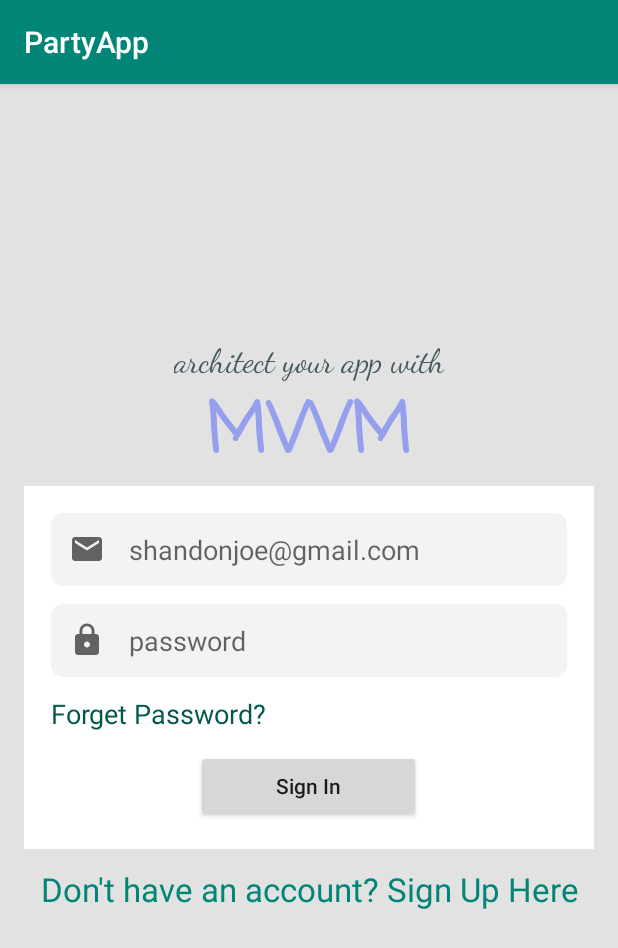
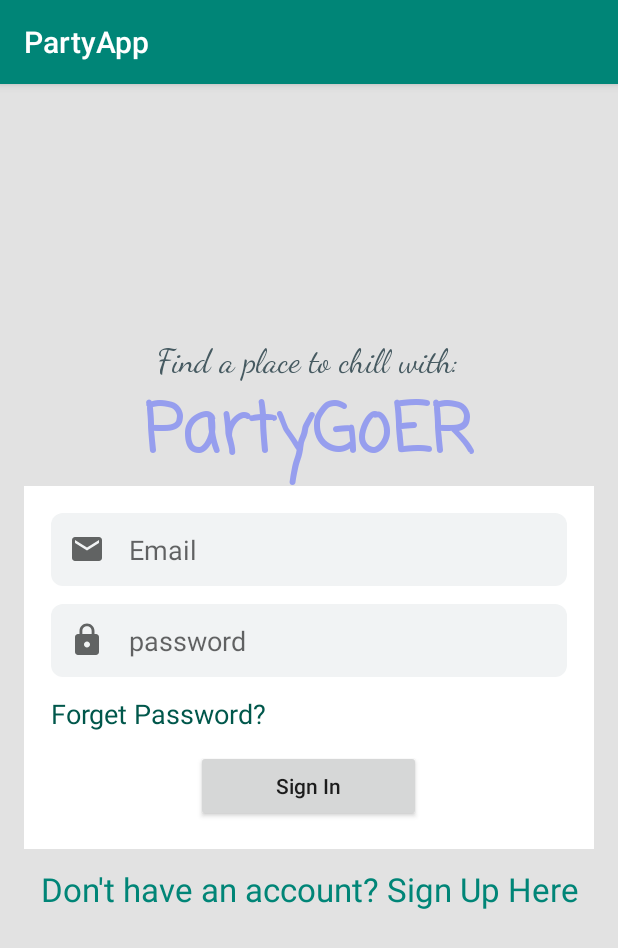
Before and after one commit to jonathan1978/party-app, an Android app: the screen it shows after launch (LoginActivity), on a phone screen of 412 x 824 dp. Shown: the top 948 px of the screen. Run offline under Robolectric (Android 15) with nearby library versions, the phone set to English and light mode, and no system bars; our stand-ins replace data binding; libraries missing offline, so code that uses them is left out: org.kodein.di; 4 statements that could not run were skipped.

Commit message:
Edited App Name

```diff
--- a/app/src/main/res/layout/activity_login.xml
+++ b/app/src/main/res/layout/activity_login.xml
@@ -42,7 +42,7 @@
 
             <TextView
                 android:layout_gravity="center_horizontal"
-                android:text="@string/txt_architect"
+                android:text="Find a place to chill with:"
                 android:layout_width="wrap_content"
                 android:layout_height="wrap_content"
                 android:textAppearance="@style/TextAppearance.AppCompat.Large" app:fontFamily="cursive"
@@ -50,7 +50,7 @@
 
             <TextView
                 android:layout_gravity="center_horizontal"
-                android:text="@string/txt_mvvm"
+                android:text="PartyGoER"
                 android:layout_width="wrap_content"
                 android:layout_height="wrap_content"
                 android:textAppearance="@style/TextAppearance.AppCompat.Display2"
@@ -70,7 +70,7 @@
 
             <EditText
                 android:text="@={viewmodel.email}"
-                android:hint="@string/txt_email"
+                android:hint="Email"
                 android:inputType="textEmailAddress"
                 android:drawablePadding="16dp"
                 android:drawableLeft="@drawable/ic_email"
```
